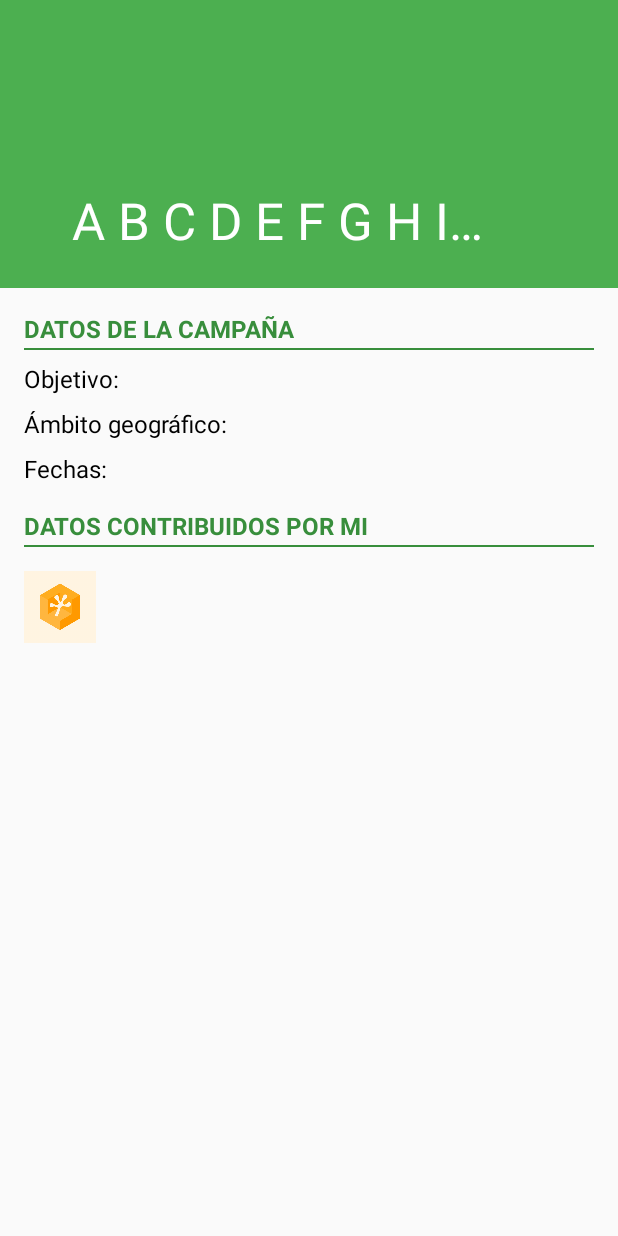
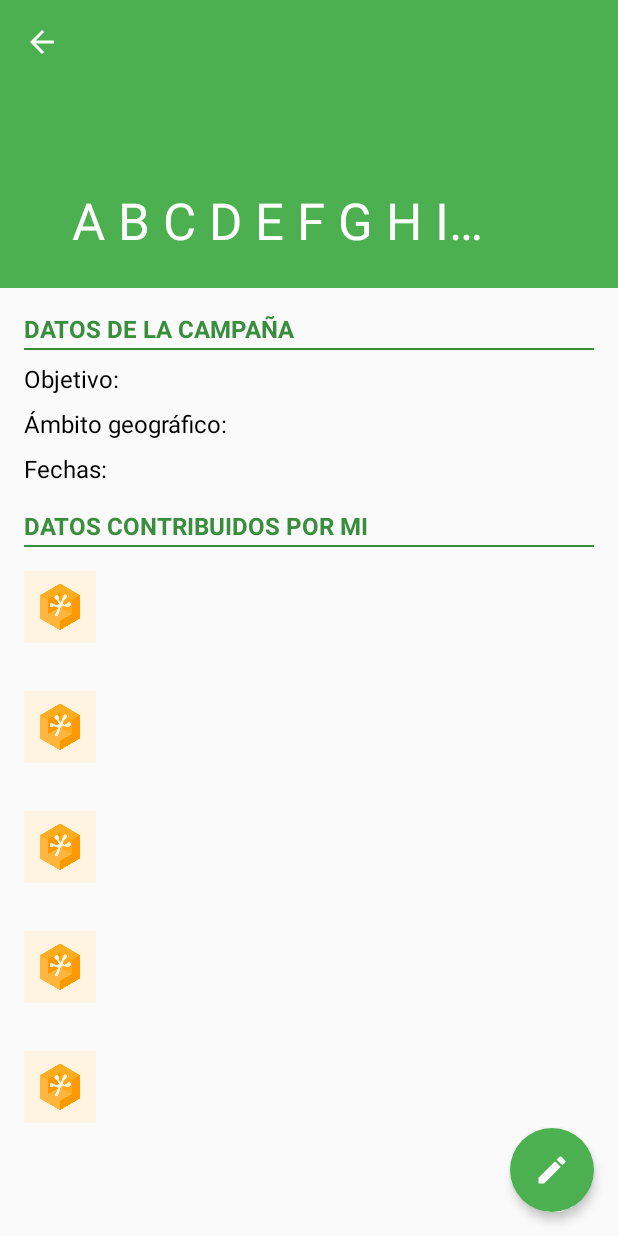
Before and after one commit to si2info/cinda-android, an Android app: the Campaign screen opened directly, with no data from a screen before it, on a phone screen of 412 x 824 dp. Run offline under Robolectric (Android 15) with nearby library versions, the phone set to English and light mode, and no system bars; our stand-ins replace Picasso.

Commit message:
Layout de Campaña finalizado.

```diff
--- a/app/src/main/java/info/si2/iista/volunteernetworks/Campaign.java
+++ b/app/src/main/java/info/si2/iista/volunteernetworks/Campaign.java
@@ -3,6 +3,17 @@ package info.si2.iista.volunteernetworks;
 import android.os.Bundle;
 import android.support.design.widget.CollapsingToolbarLayout;
 import android.support.v7.app.AppCompatActivity;
+import android.support.v7.widget.Toolbar;
+import android.view.Menu;
+import android.view.MenuItem;
+import android.view.View;
+import android.widget.ImageView;
+import android.widget.LinearLayout;
+import android.widget.TextView;
+
+import com.squareup.picasso.Picasso;
+
+import info.si2.iista.volunteernetworks.util.CircleTransform;
 
 /**
  * Developer: Jose Miguel Mingorance
@@ -16,11 +27,63 @@ public class Campaign extends AppCompatActivity {
         super.onCreate(savedInstanceState);
         setContentView(R.layout.campaign);
 
+        // Toolbar
+        Toolbar toolbar = (Toolbar) findViewById(R.id.toolbar);
+        setSupportActionBar(toolbar);
+
+        if (getSupportActionBar() != null)
+            getSupportActionBar().setDisplayHomeAsUpEnabled(true);
+
+        // CollapsingToolbar
         CollapsingToolbarLayout collapsingToolbarLayout = (CollapsingToolbarLayout)findViewById(R.id.collapsing_toolbar);
         collapsingToolbarLayout.setTitle("A B C D E F G H I J K L M N Ñ O P Q R S T U V W X Y Z");
 
+        // Views
+        TextView objective = (TextView)findViewById(R.id.objective);
+        TextView geoArea = (TextView)findViewById(R.id.geoArea);
+        TextView dates = (TextView)findViewById(R.id.dates);
+        LinearLayout contributions = (LinearLayout)findViewById(R.id.contributions);
+
+        // TODO - Prueba para añadir contribuciones del usuario
+        for (int i=0; i<5; i++) {
+            View v = getLayoutInflater().inflate(R.layout.item_campaign_user, null);
+
+            // Views
+            ImageView imgUser = (ImageView)v.findViewById(R.id.imgUser);
+            TextView title = (TextView)v.findViewById(R.id.title);
+            TextView description = (TextView)v.findViewById(R.id.description);
+
+            Picasso.with(this)
+                    .load(R.drawable.test_logo_si2)
+                    .transform(new CircleTransform())
+                    .resize(150, 150)
+                    .into(imgUser);
+
+            contributions.addView(v);
+        }
+
     }
 
+    public void addContribution (View view) {
 
+        // TODO Intent a actividad "añadir contribución"
+
+    }
+
+    @Override
+    public boolean onCreateOptionsMenu(Menu menu) {
+//        getMenuInflater().inflate(R.menu.menu_campaign, menu);
+        return true;
+    }
+
+    @Override
+    public boolean onOptionsItemSelected(MenuItem item) {
+        switch (item.getItemId()) {
+            case android.R.id.home:
+                finish();
+                return true;
+        }
+        return super.onOptionsItemSelected(item);
+    }
 
 }
--- a/app/src/main/res/layout/campaign.xml
+++ b/app/src/main/res/layout/campaign.xml
@@ -96,14 +96,11 @@
             <LinearLayout
                 android:layout_width="match_parent"
                 android:layout_height="wrap_content"
-                android:orientation="horizontal"
+                android:orientation="vertical"
+                android:id="@+id/contributions"
                 android:layout_below="@+id/separator2">
 
-                <include layout="@layout/item_campaign_user" />
-
-                <include layout="@layout/item_campaign_user" />
-
-                <include layout="@layout/item_campaign_user" />
+                <!-- include layout item_campaign_user -->
 
             </LinearLayout>
 
@@ -138,7 +135,7 @@
                 app:layout_collapseMode="parallax" />
 
             <android.support.v7.widget.Toolbar
-                android:id="@+id/anim_toolbar"
+                android:id="@+id/toolbar"
                 android:layout_width="match_parent"
                 android:layout_height="?attr/actionBarSize"
                 app:layout_collapseMode="pin"
@@ -148,4 +145,19 @@
 
     </android.support.design.widget.AppBarLayout>
 
+    <android.support.design.widget.FloatingActionButton
+        android:id="@+id/myFAB"
+        android:layout_width="wrap_content"
+        android:layout_height="wrap_content"
+        android:src="@drawable/ic_create_white_24dp"
+        android:layout_gravity="bottom|end"
+        android:tint="@android:color/white"
+        android:onClick="addContribution"
+        android:layout_margin="16dp"
+        app:fabSize="normal"
+        app:backgroundTint="@color/primary"
+        app:elevation="4dp"
+        app:borderWidth="0dp"
+        app:layout_behavior="info.si2.iista.volunteernetworks.util.ScrollAwareFABBehavior" />
+
 </android.support.design.widget.CoordinatorLayout>
--- a/app/src/main/res/layout/item_campaign_user.xml
+++ b/app/src/main/res/layout/item_campaign_user.xml
@@ -1,26 +1,29 @@
 <?xml version="1.0" encoding="utf-8"?>
 <RelativeLayout xmlns:android="http://schemas.android.com/apk/res/android"
-    android:layout_width="match_parent" android:layout_height="match_parent">
+    android:layout_width="match_parent" android:layout_height="wrap_content">
 
     <ImageView
         android:layout_width="48dp"
         android:layout_height="64dp"
-        android:id="@+id/imageView"
+        android:id="@+id/imgUser"
         android:layout_alignParentTop="true"
         android:layout_alignParentLeft="true"
         android:layout_alignParentStart="true"
         android:layout_marginTop="16dp"
+        android:layout_marginStart="16dp"
         android:layout_marginLeft="16dp"
         android:src="@drawable/test_logo_si2"
         android:scaleType="centerCrop"
-        android:paddingBottom="16dp" />
+        android:paddingBottom="16dp"
+        android:contentDescription="@string/app_name"/>
 
     <TextView
         style="@style/campaign.userTitle"
         android:text="@string/campaign_user_title"
-        android:id="@+id/textView"
-        android:layout_alignTop="@+id/imageView"
-        android:layout_toRightOf="@+id/imageView"
+        android:id="@+id/title"
+        android:layout_alignTop="@+id/imgUser"
+        android:layout_toEndOf="@+id/imgUser"
+        android:layout_toRightOf="@+id/imgUser"
         android:layout_alignParentRight="true"
         android:layout_alignParentEnd="true"
         android:layout_marginRight="16dp"
@@ -29,11 +32,11 @@
     <TextView
         style="@style/campaign.userData"
         android:text="@string/campaign_user_data"
-        android:id="@+id/textView2"
-        android:layout_below="@+id/textView"
-        android:layout_alignLeft="@+id/textView"
-        android:layout_alignStart="@+id/textView"
-        android:layout_alignRight="@+id/textView"
-        android:layout_alignEnd="@+id/textView"
+        android:id="@+id/description"
+        android:layout_below="@+id/title"
+        android:layout_alignLeft="@+id/title"
+        android:layout_alignStart="@+id/title"
+        android:layout_alignRight="@+id/title"
+        android:layout_alignEnd="@+id/title"
         android:paddingBottom="16dp" />
 </RelativeLayout>
```
Also changed, not shown: app/src/main/java/info/si2/iista/volunteernetworks/util/ScrollAwareFABBehavior.java (added, +111 -0 lines), app/src/main/res/drawable-hdpi/ic_create_white_24dp.png (added), app/src/main/res/drawable-mdpi/ic_create_white_24dp.png (added), app/src/main/res/drawable-xhdpi/ic_create_white_24dp.png (added), app/src/main/res/drawable-xxhdpi/ic_create_white_24dp.png (added), app/src/main/res/drawable-xxxhdpi/ic_create_white_24dp.png (added).
